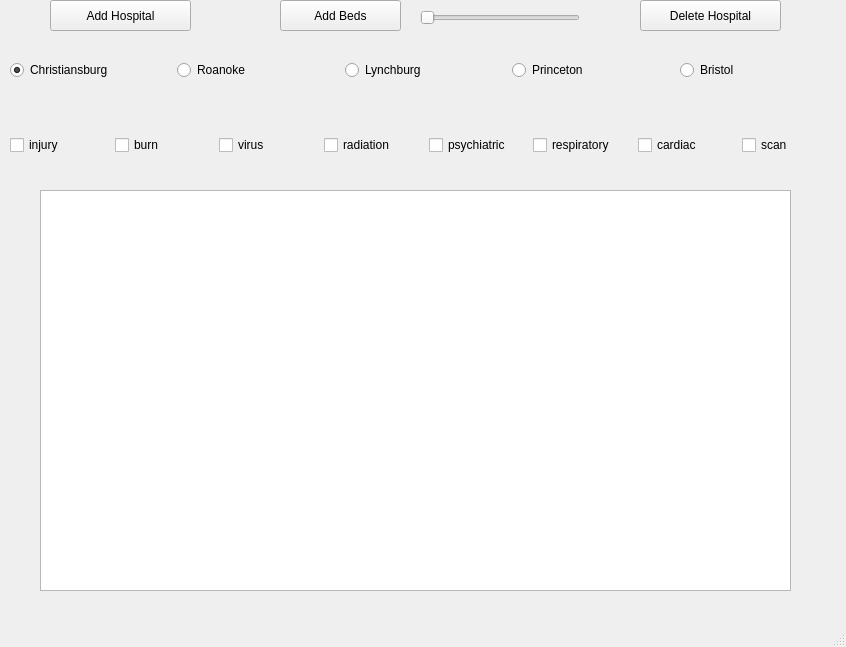
Before: the Qt Designer form hospitalwindow.ui in braeden-muller/hospitalBeds, drawn with Qt 5.
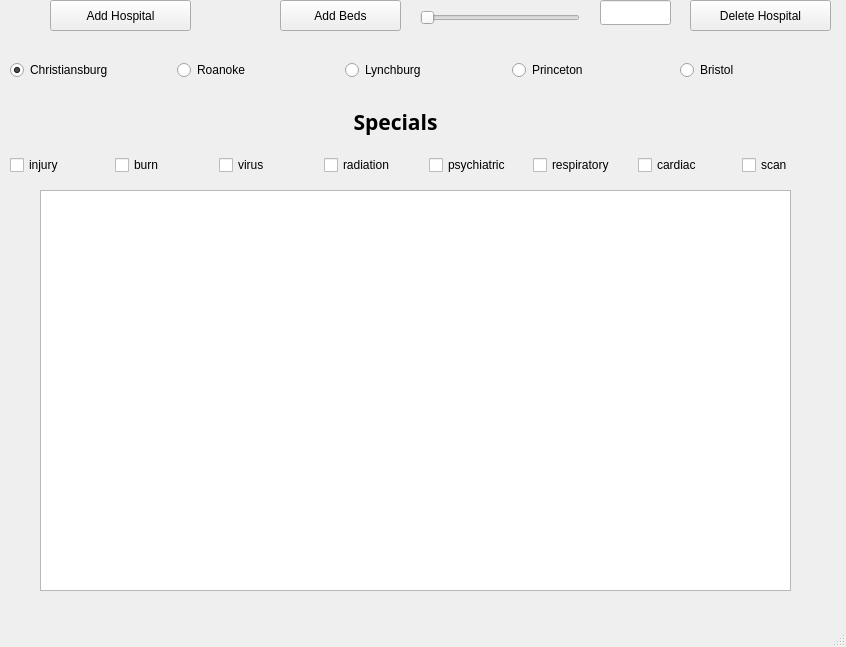
After: the same form once the commit is applied. Custom widgets are drawn as their Qt base class.

Patch:
```diff
--- a/hospitalwindow.ui
+++ b/hospitalwindow.ui
@@ -80,7 +80,7 @@
    <widget class="QPushButton" name="deleteHospitalButton">
     <property name="geometry">
      <rect>
-      <x>640</x>
+      <x>690</x>
       <y>0</y>
       <width>141</width>
       <height>31</height>
@@ -139,7 +139,7 @@
     <property name="geometry">
      <rect>
       <x>10</x>
-      <y>120</y>
+      <y>140</y>
       <width>831</width>
       <height>51</height>
      </rect>
@@ -203,6 +203,43 @@
      </item>
     </layout>
    </widget>
+   <widget class="QLabel" name="label">
+    <property name="geometry">
+     <rect>
+      <x>260</x>
+      <y>106</y>
+      <width>271</width>
+      <height>31</height>
+     </rect>
+    </property>
+    <property name="font">
+     <font>
+      <family>Umpush</family>
+      <pointsize>16</pointsize>
+      <weight>75</weight>
+      <bold>true</bold>
+     </font>
+    </property>
+    <property name="text">
+     <string>Specials</string>
+    </property>
+    <property name="alignment">
+     <set>Qt::AlignCenter</set>
+    </property>
+   </widget>
+   <widget class="QLineEdit" name="beds_count_edit">
+    <property name="geometry">
+     <rect>
+      <x>600</x>
+      <y>0</y>
+      <width>71</width>
+      <height>25</height>
+     </rect>
+    </property>
+    <property name="readOnly">
+     <bool>true</bool>
+    </property>
+   </widget>
   </widget>
   <widget class="QMenuBar" name="menubar">
    <property name="geometry">
```
